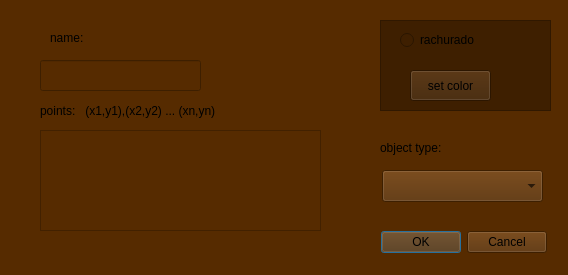
This is src/view/create_object_view/gui_create_object.ui in victoriavllso/sistema-grafico-interativo as Qt 5 draws it before an edit. The edited form follows.
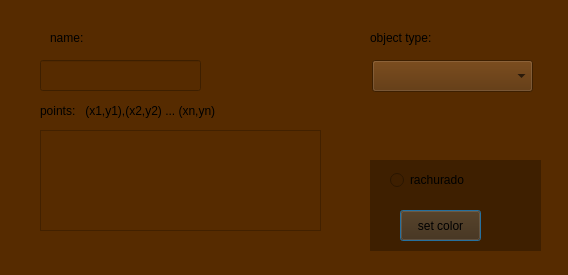
This is the edited form.

The edit to the form file:
```diff
--- a/src/view/create_object_view/gui_create_object.ui
+++ b/src/view/create_object_view/gui_create_object.ui
@@ -72,14 +72,14 @@
     </rect>
    </property>
    <property name="standardButtons">
-    <set>QDialogButtonBox::StandardButton::Cancel|QDialogButtonBox::StandardButton::Ok</set>
+    <set>QDialogButtonBox::NoButton</set>
    </property>
   </widget>
   <widget class="QFrame" name="frame">
    <property name="geometry">
     <rect>
-     <x>380</x>
-     <y>20</y>
+     <x>370</x>
+     <y>160</y>
      <width>171</width>
      <height>91</height>
     </rect>
@@ -88,10 +88,7 @@
     <string notr="true">background-color: rgb(62, 31, 0);</string>
    </property>
    <property name="frameShape">
-    <enum>QFrame::Shape::StyledPanel</enum>
-   </property>
-   <property name="frameShadow">
-    <enum>QFrame::Shadow::Raised</enum>
+    <enum>QFrame::NoFrame</enum>
    </property>
    <widget class="QPushButton" name="color_button">
     <property name="geometry">
@@ -126,8 +123,8 @@
   <widget class="QComboBox" name="obj_type_comboBox">
    <property name="geometry">
     <rect>
-     <x>382</x>
-     <y>170</y>
+     <x>372</x>
+     <y>60</y>
      <width>161</width>
      <height>32</height>
     </rect>
@@ -136,9 +133,9 @@
   <widget class="QLabel" name="name_lbl_2">
    <property name="geometry">
     <rect>
-     <x>380</x>
-     <y>140</y>
-     <width>71</width>
+     <x>370</x>
+     <y>30</y>
+     <width>111</width>
      <height>16</height>
     </rect>
    </property>
```
